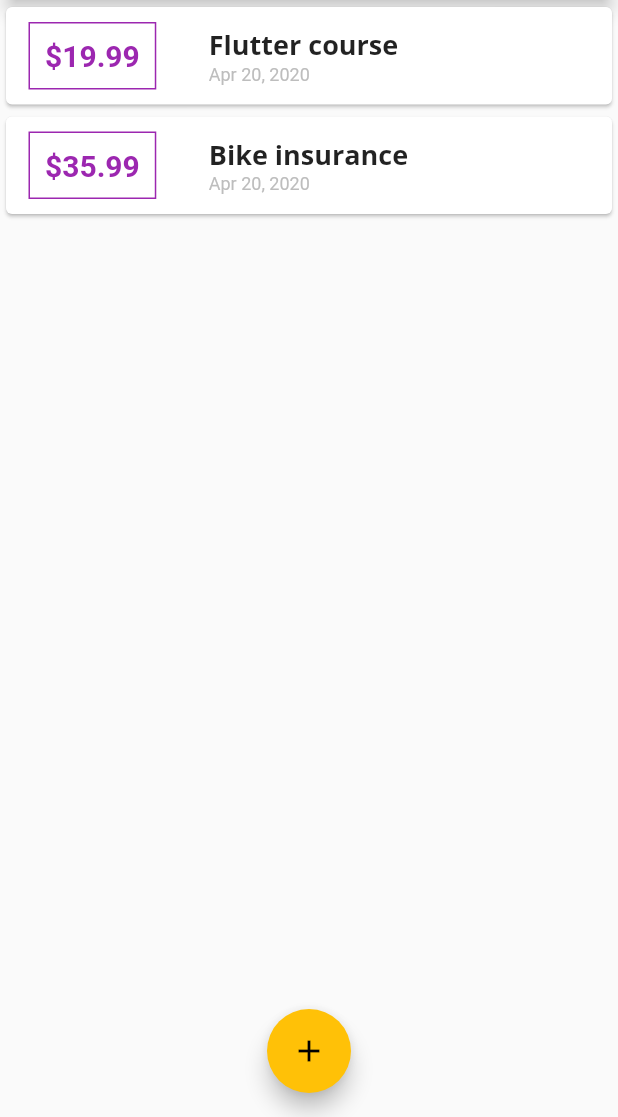
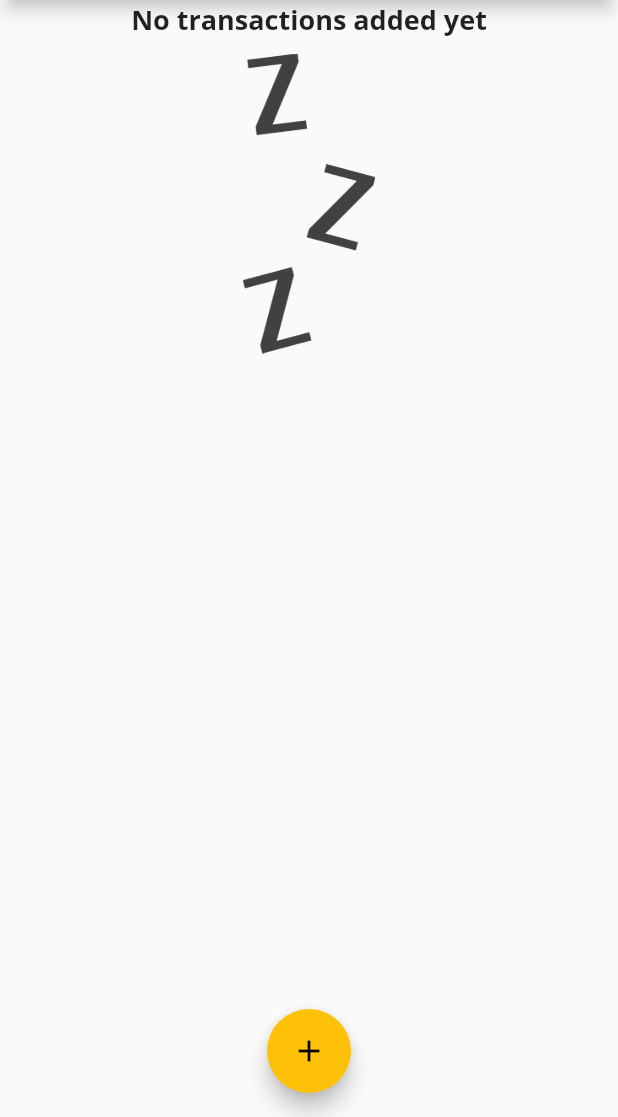
Before and after one commit to trance128/Expense-Planner, a Flutter app: the screen it shows after launch, on a phone screen of 412 x 824 dp, the part 119-1236 px from its top. Run offline on Flutter 3.47's test engine with Material 2 defaults, Android fonts, the phone set to English and light mode, and no system bars.

Commit message:
Image now displays when transation_list is empty + default starting list deleted

```diff
--- a/lib/main.dart
+++ b/lib/main.dart
@@ -48,18 +48,18 @@ class MyHomePage extends StatefulWidget {
 
 class _MyHomePageState extends State<MyHomePage> {
   final List<Transaction> _userTransactions = [
-    Transaction(
-      id: "1",
-      title: "Flutter course",
-      amount: 19.99,
-      date: DateTime.now(),
-    ),
-    Transaction(
-      id: "2",
-      title: "Bike insurance",
-      amount: 35.99,
-      date: DateTime.now(),
-    ),
+    // Transaction(
+    //   id: "1",
+    //   title: "Flutter course",
+    //   amount: 19.99,
+    //   date: DateTime.now(),
+    // ),
+    // Transaction(
+    //   id: "2",
+    //   title: "Bike insurance",
+    //   amount: 35.99,
+    //   date: DateTime.now(),
+    // ),
   ];
 
   void _addNewTransaction(String title, double amount) {
--- a/lib/widgets/transaction_list.dart
+++ b/lib/widgets/transaction_list.dart
@@ -12,7 +12,22 @@ class TransactionList extends StatelessWidget {
   Widget build(BuildContext context) {
     return Container(
       height: 400,
-      child: ListView.builder(
+      child: transactions.isEmpty
+          ? Column(
+              children: <Widget>[
+                Text(
+                  "No transactions added yet",
+                  style: Theme.of(context).textTheme.title,
+                ),
+                SizedBox(height: 10),
+                Container(
+                  child: Image.asset('assets/images/waiting.png',
+                      fit: BoxFit.cover),
+                  height: 200,
+                ),
+              ],
+            )
+          : ListView.builder(
               itemBuilder: (context, index) {
                 return Card(
                   child: Row(
@@ -49,7 +64,8 @@ class TransactionList extends StatelessWidget {
                                 style: Theme.of(context).textTheme.title,
                               ),
                               Text(
-                          DateFormat.yMMMd().format(transactions[index].date),
+                                DateFormat.yMMMd()
+                                    .format(transactions[index].date),
                                 style: TextStyle(
                                   color: Colors.grey[400],
                                   fontSize: 12,
--- a/pubspec.yaml
+++ b/pubspec.yaml
@@ -17,6 +17,8 @@ dev_dependencies:
 
 flutter:
   uses-material-design: true
+  assets:
+    - assets/images/waiting.png
   fonts:
   - family: OpenSans
     fonts:
```
Also changed, not shown: assets/images/waiting.png (added). Lines whose indentation alone changed are shown as unchanged.
